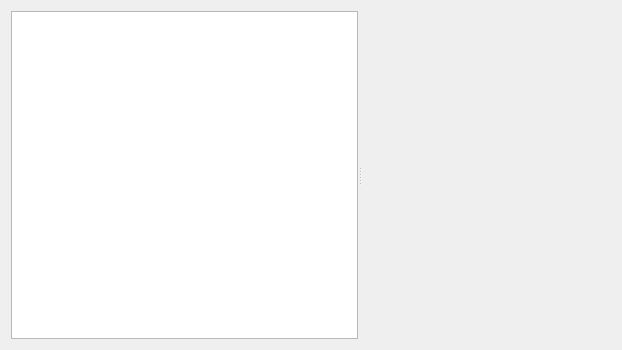
Qt form freedrc/plugins/edrcplugin/widgets/crlistviewer.ui (FreeHealth/freehealth) before a commit.
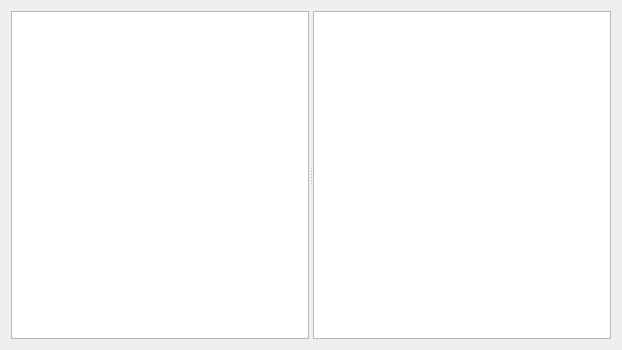
The same form after that commit. The open tabs and pages were chosen to show the change. Custom widgets are drawn as their Qt base class.

```diff
--- a/freedrc/plugins/edrcplugin/widgets/crlistviewer.ui
+++ b/freedrc/plugins/edrcplugin/widgets/crlistviewer.ui
@@ -86,7 +86,16 @@
         </item>
        </layout>
       </widget>
-      <widget class="QWidget" name="page_2"/>
+      <widget class="QWidget" name="page_2">
+       <layout class="QGridLayout" name="gridLayout_3">
+        <property name="margin">
+         <number>0</number>
+        </property>
+        <item row="0" column="0">
+         <widget class="QTextBrowser" name="crContent"/>
+        </item>
+       </layout>
+      </widget>
      </widget>
     </widget>
    </item>
```
Left out of the diff: 5 changed lines with no effect on the pictures.
